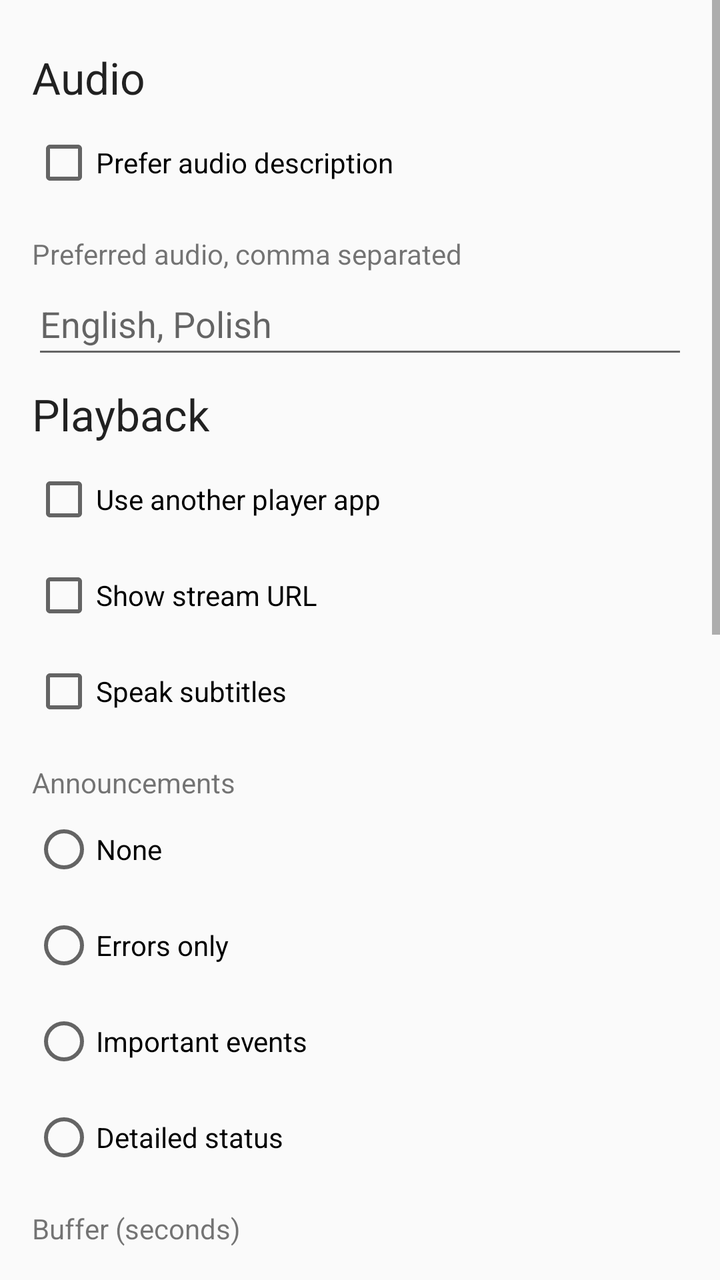
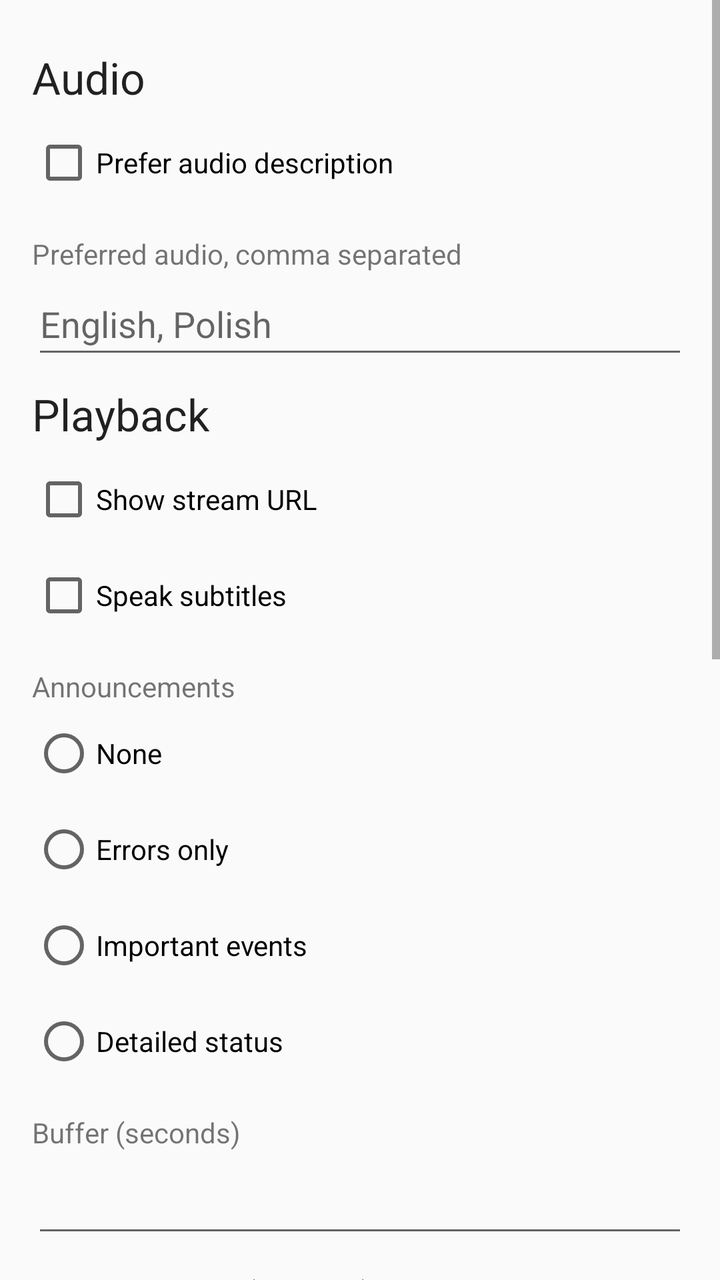

Compare the two renders of this Android layout. The source of the first and the diff that turns it into the second are given below.
<!-- AndroidManifest.xml: application theme AppTheme -->
<!-- res/layout/activity_settings.xml -->
<?xml version="1.0" encoding="utf-8"?>
<ScrollView xmlns:android="http://schemas.android.com/apk/res/android"
	android:layout_width="match_parent"
	android:layout_height="match_parent">

	<LinearLayout
		android:layout_width="match_parent"
		android:layout_height="wrap_content"
		android:orientation="vertical"
		android:padding="16dp">

		<TextView android:id="@+id/hAudio" style="@style/Heading" android:text="@string/audio_heading" />

		<CheckBox
			android:id="@+id/preferAd"
			android:layout_width="match_parent"
			android:layout_height="wrap_content"
			android:minHeight="48dp"
			android:text="@string/prefer_ad" />

		<TextView style="@style/FieldLabel" android:labelFor="@+id/keywords" android:text="@string/preferred_tracks" />
		<EditText android:id="@+id/keywords" style="@style/Field" android:hint="@string/preferred_tracks_hint" android:inputType="text" />

		<TextView android:id="@+id/hPlayback" style="@style/Heading" android:text="@string/playback_heading" />

		<CheckBox
			android:id="@+id/external"
			android:layout_width="match_parent"
			android:layout_height="wrap_content"
			android:minHeight="48dp"
			android:text="@string/use_external_player" />

		<CheckBox
			android:id="@+id/showUrl"
			android:layout_width="match_parent"
			android:layout_height="wrap_content"
			android:minHeight="48dp"
			android:text="@string/show_stream_url" />

		<CheckBox
			android:id="@+id/speakSubs"
			android:layout_width="match_parent"
			android:layout_height="wrap_content"
			android:minHeight="48dp"
			android:text="@string/speak_subtitles" />

		
		<TextView android:id="@+id/announceLabel" style="@style/FieldLabel" android:text="@string/announcements" />
		<RadioGroup
			android:id="@+id/announce"
			android:layout_width="match_parent"
			android:layout_height="wrap_content"
			android:orientation="vertical">
			<RadioButton android:id="@+id/announce0" android:layout_width="match_parent" android:layout_height="wrap_content" android:minHeight="48dp" android:text="@string/announce_none" />
			<RadioButton android:id="@+id/announce1" android:layout_width="match_parent" android:layout_height="wrap_content" android:minHeight="48dp" android:text="@string/announce_errors" />
			<RadioButton android:id="@+id/announce2" android:layout_width="match_parent" android:layout_height="wrap_content" android:minHeight="48dp" android:text="@string/announce_important" />
			<RadioButton android:id="@+id/announce3" android:layout_width="match_parent" android:layout_height="wrap_content" android:minHeight="48dp" android:text="@string/announce_detailed" />
		</RadioGroup>

		<TextView style="@style/FieldLabel" android:labelFor="@+id/buffer" android:text="@string/buffer_seconds" />
		<EditText android:id="@+id/buffer" style="@style/Field" android:inputType="numberDecimal" />

		<TextView style="@style/FieldLabel" android:labelFor="@+id/maxBuffer" android:text="@string/max_buffer_seconds" />
		<EditText android:id="@+id/maxBuffer" style="@style/Field" android:inputType="numberDecimal" />

		<TextView android:id="@+id/hGuide" style="@style/Heading" android:text="@string/guide_heading" />

		<TextView style="@style/FieldLabel" android:labelFor="@+id/days" android:text="@string/guide_days" />
		<EditText android:id="@+id/days" style="@style/Field" android:inputType="number" />

		<TextView android:id="@+id/hRecordings" style="@style/Heading" android:text="@string/recordings" />

		<TextView style="@style/FieldLabel" android:labelFor="@+id/prePad" android:text="@string/pre_padding" />
		<EditText android:id="@+id/prePad" style="@style/Field" android:inputType="number" />

		<TextView style="@style/FieldLabel" android:labelFor="@+id/postPad" android:text="@string/post_padding" />
		<EditText android:id="@+id/postPad" style="@style/Field" android:inputType="number" />

		<TextView android:id="@+id/hBackup" style="@style/Heading" android:text="@string/backup_heading" />

		<Button android:id="@+id/btnLanguage" style="@style/BarButton" android:text="@string/language" />
		<Button android:id="@+id/btnExport" style="@style/BarButton" android:text="@string/export_settings" />
		<Button android:id="@+id/btnImport" style="@style/BarButton" android:text="@string/import_settings" />

		<TextView
			android:id="@+id/settingsStatus"
			android:layout_width="match_parent"
			android:layout_height="wrap_content"
			android:accessibilityLiveRegion="polite" />
	</LinearLayout>
</ScrollView>
<!-- resources referenced by this layout -->
<resources>
  <string name="announce_detailed">Detailed status</string>
  <string name="announce_errors">Errors only</string>
  <string name="announce_important">Important events</string>
  <string name="announce_none">None</string>
  <string name="announcements">Announcements</string>
  <string name="audio_heading">Audio</string>
  <string name="backup_heading">Backup</string>
  <string name="buffer_seconds">Buffer (seconds)</string>
  <string name="export_settings">Export settings</string>
  <string name="guide_days">Guide days ahead (1 to 14)</string>
  <string name="guide_heading">Guide</string>
  <string name="import_settings">Import settings</string>
  <string name="language">Language</string>
  <string name="max_buffer_seconds">Maximum buffer (seconds)</string>
  <string name="playback_heading">Playback</string>
  <string name="post_padding">Minutes after</string>
  <string name="pre_padding">Minutes before</string>
  <string name="prefer_ad">Prefer audio description</string>
  <string name="preferred_tracks">Preferred audio, comma separated</string>
  <string name="preferred_tracks_hint">English, Polish</string>
  <string name="recordings">Recordings</string>
  <string name="show_stream_url">Show stream URL</string>
  <string name="speak_subtitles">Speak subtitles</string>
  <string name="use_external_player">Use another player app</string>
  <style name="BarButton" parent="Widget.AppCompat.Button">
  		<item name="android:layout_width">wrap_content</item>
  		<item name="android:layout_height">wrap_content</item>
  		<item name="android:minHeight">48dp</item>
  		<item name="android:layout_marginEnd">6dp</item>
  		<item name="android:textAllCaps">false</item>
  		<item name="android:foreground">@drawable/focus_ring</item>
  	</style>
  <style name="Field">
  		<item name="android:layout_width">match_parent</item>
  		<item name="android:layout_height">wrap_content</item>
  		<item name="android:minHeight">48dp</item>
  		<item name="android:importantForAutofill">no</item>
  	</style>
  <style name="FieldLabel">
  		<item name="android:layout_width">match_parent</item>
  		<item name="android:layout_height">wrap_content</item>
  		<item name="android:paddingTop">12dp</item>
  	</style>
  <style name="Heading">
  		<item name="android:layout_width">match_parent</item>
  		<item name="android:layout_height">wrap_content</item>
  		<item name="android:paddingTop">8dp</item>
  		<item name="android:paddingBottom">4dp</item>
  		<item name="android:textAppearance">?android:attr/textAppearanceLarge</item>
  		<item name="android:accessibilityHeading">true</item>
  	</style>
  <style name="AppTheme" parent="Theme.AppCompat.DayNight.DarkActionBar">
  		<item name="colorPrimary">@color/brand</item>
  		<item name="colorPrimaryDark">@color/brand_dark</item>
  		<item name="colorAccent">@color/focus_ring</item>
  	</style>
  <!-- drawable focus_ring (drawable) -->
  <?xml version="1.0" encoding="utf-8"?>
  <selector xmlns:android="http://schemas.android.com/apk/res/android">
  	<item android:state_focused="true">
  		<shape>
  			<stroke android:width="3dp" android:color="@color/focus_ring" />
  			<corners android:radius="4dp" />
  		</shape>
  	</item>
  	<item android:drawable="@android:color/transparent" />
  </selector>
  <color name="brand">#0B5394</color>
  <color name="brand_dark">#073763</color>
  <color name="focus_ring">#FFB300</color>
</resources>

<!-- the commit's change to res/layout/activity_settings.xml (unified diff, before → after) -->
@@ -22,13 +22,6 @@
 		<EditText android:id="@+id/keywords" style="@style/Field" android:hint="@string/preferred_tracks_hint" android:inputType="text" />
 
 		<TextView android:id="@+id/hPlayback" style="@style/Heading" android:text="@string/playback_heading" />
-
-		<CheckBox
-			android:id="@+id/external"
-			android:layout_width="match_parent"
-			android:layout_height="wrap_content"
-			android:minHeight="48dp"
-			android:text="@string/use_external_player" />
 
 		<CheckBox
 			android:id="@+id/showUrl"
<!-- resource entries referenced after the edit -->
@@ -23,7 +23,6 @@
   <string name="recordings">Recordings</string>
   <string name="show_stream_url">Show stream URL</string>
   <string name="speak_subtitles">Speak subtitles</string>
-  <string name="use_external_player">Use another player app</string>
   <style name="BarButton" parent="Widget.AppCompat.Button">
   		<item name="android:layout_width">wrap_content</item>
   		<item name="android:layout_height">wrap_content</item>
